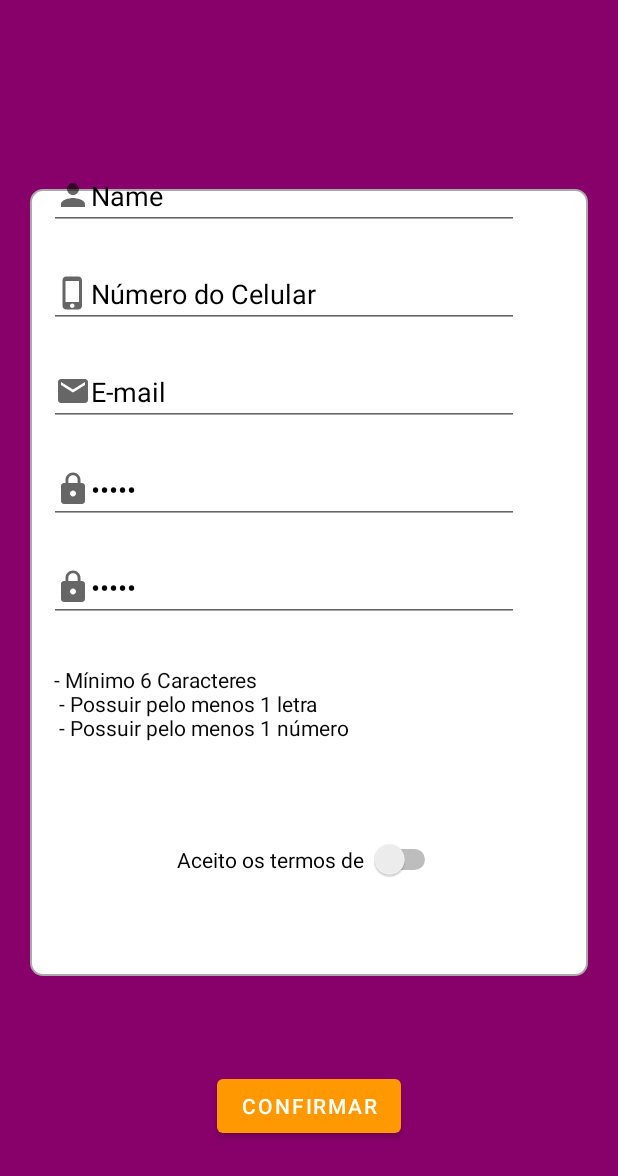
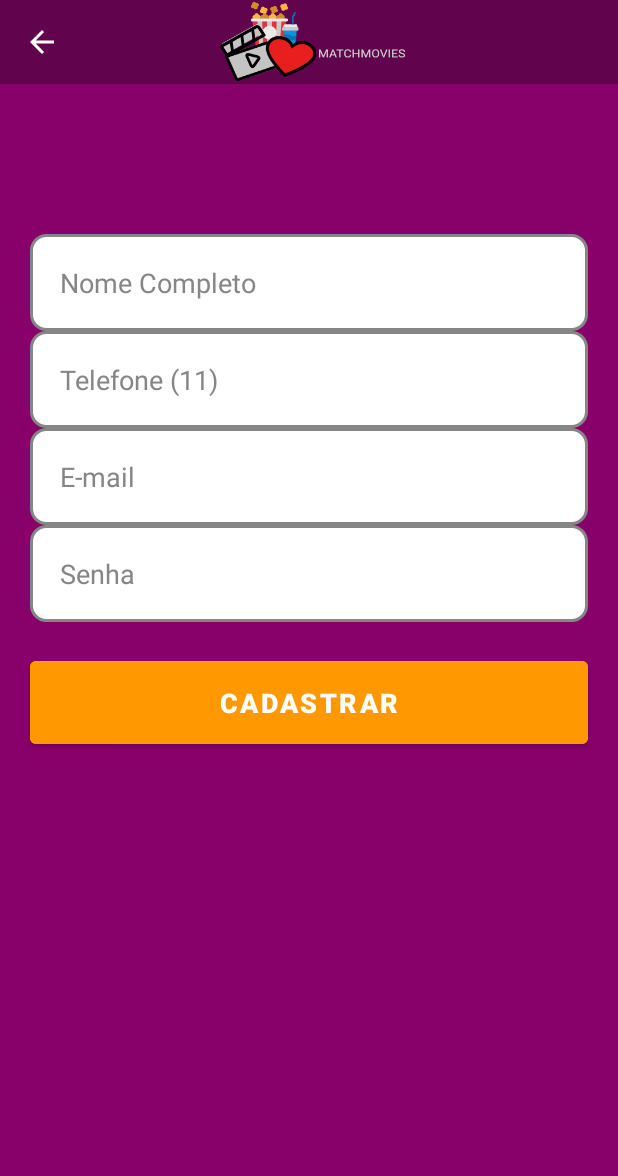
Before and after one commit to MatchMovies/Projeto, an Android app: the layout activity_main_cadastro.xml on its own in the app's theme, with its tools: preview values and no code run, on a phone screen of 412 x 824 dp. Shown: the top 1176 px of the screen. Run offline under Robolectric (Android 15) with nearby library versions, the phone set to English and light mode, and no system bars.

Commit message:
Mudança da tela cadastro e Login

```diff
--- a/app/build.gradle
+++ b/app/build.gradle
@@ -29,6 +29,9 @@ android {
     }
     kotlinOptions {
         jvmTarget = '1.8'
+    }
+    buildFeatures{
+        viewBinding true
     }
 }
 
--- a/app/src/main/java/com/br/matchmovies/fragments/ProfileFragment.kt
+++ b/app/src/main/java/com/br/matchmovies/fragments/ProfileFragment.kt
@@ -34,16 +34,16 @@ class ProfileFragment : Fragment() {
         val viewFragment = inflater.inflate(R.layout.fragment_profile, container, false)
         val viewFragmentMn = inflater.inflate(R.layout.fragment_profile, container, false)
         val view: View = inflater.inflate(R.layout.fragment_profile, container, false)
-        val btnBack = view.findViewById<View>(R.id.btn_voltar) as Button
+        //val btnBack = view.findViewById<View>(R.id.btn_voltar) as Button
         val btnEditProfile = view.findViewById<View>(R.id.btn_editarPerfil) as Button
         val btnSair = view.findViewById<View>(R.id.ib_exit) as ImageButton
 
-        btnBack.setOnClickListener {
+   /*    btnBack.setOnClickListener {
             val transition = requireActivity().supportFragmentManager.beginTransaction()
             transition.replace(R.id.fl_wrapper, HomeFragment())
             transition.addToBackStack(null)
             transition.commit()
-        }
+        }*/
 
         btnEditProfile.setOnClickListener {
             val transition = requireActivity().supportFragmentManager.beginTransaction()
--- a/app/src/main/java/com/br/matchmovies/view/LoginActivity.kt
+++ b/app/src/main/java/com/br/matchmovies/view/LoginActivity.kt
@@ -29,7 +29,6 @@ class LoginActivity : AppCompatActivity() {
             startActivity(intent)
         }
 
-
         val btnCadastro = findViewById<TextView>(R.id.btcadastrar)
         btnCadastro.setOnClickListener{
           startActivity(Intent(this, CadastroActivity::class.java))
--- /dev/null
+++ b/app/src/main/res/drawable/edit_text_cadastro.xml
@@ -0,0 +1,8 @@
+<?xml version="1.0" encoding="utf-8"?>
+<shape xmlns:android="http://schemas.android.com/apk/res/android">
+
+    <solid android:color="@color/white"/>
+    <stroke android:color="@color/grey" android:width="2dp"/>
+    <corners android:radius="10dp"/>
+
+</shape>
--- a/app/src/main/res/layout/activity_main_cadastro.xml
+++ b/app/src/main/res/layout/activity_main_cadastro.xml
@@ -1,137 +1,107 @@
 <?xml version="1.0" encoding="utf-8"?>
-<androidx.constraintlayout.widget.ConstraintLayout xmlns:android="http://schemas.android.com/apk/res/android"
+<LinearLayout
+    xmlns:android="http://schemas.android.com/apk/res/android"
     xmlns:app="http://schemas.android.com/apk/res-auto"
     xmlns:tools="http://schemas.android.com/tools"
     android:layout_width="match_parent"
     android:layout_height="match_parent"
-    android:layout_marginStart="20dp"
-    android:layout_marginLeft="20dp"
-    android:layout_marginEnd="20dp"
-    android:layout_marginRight="20dp">
+    android:orientation="vertical">
+
+    <androidx.appcompat.widget.Toolbar
+        android:id="@+id/toolbarCadastro"
+        android:layout_width="match_parent"
+        android:layout_height="wrap_content"
+        android:background="@color/purple_900"
+        android:foreground="@drawable/ic_logo_horizontal"
+        app:navigationIcon="@drawable/ic_baseline_arrow_back_24"
+        android:foregroundGravity="center"
+        app:layout_constraintTop_toTopOf="parent"
+        app:layout_constraintStart_toStartOf="parent"
+        app:layout_constraintEnd_toEndOf="parent" />
+    <Space
+        android:layout_width="match_parent"
+        android:layout_height="100dp"/>
 
     <EditText
-        android:id="@+id/editcaixa"
+        android:id="@+id/edit_nome"
         android:layout_width="match_parent"
         android:layout_height="wrap_content"
-        android:background="@drawable/bg_edit_text"
-        android:ems="200"
-        android:inputType="textPersonName"
-        android:padding="250dp"
-        app:layout_constraintBottom_toBottomOf="parent"
-        app:layout_constraintEnd_toEndOf="parent"
-        app:layout_constraintHorizontal_bias="1.0"
-        app:layout_constraintStart_toStartOf="parent"
-        app:layout_constraintTop_toTopOf="parent"
-        app:layout_constraintVertical_bias="0.422" />
+        android:layout_marginStart="20dp"
+        android:layout_marginEnd="20dp"
+        android:layout_marginTop="-0dp"
+        android:hint="Nome Completo"
+        android:background="@drawable/edit_text_cadastro"
+        android:padding="20dp"
+        android:textColor="@color/teal_200"
+        android:textColorHint="@color/grey"
+        android:textSize="18sp"
+        android:maxLines="1"
+        android:inputType="textPersonName"/>
 
     <EditText
-        android:id="@+id/editTextTextPersonName2"
+        android:id="@+id/edit_numerotelefone"
+        android:layout_width="match_parent"
+        android:layout_height="wrap_content"
+        android:layout_marginStart="20dp"
+        android:layout_marginEnd="20dp"
+        android:layout_marginTop="-0dp"
+        android:hint="Telefone (11)"
+        android:background="@drawable/edit_text_cadastro"
+        android:padding="20dp"
+        android:textColor="@color/teal_200"
+        android:textColorHint="@color/grey"
+        android:textSize="18sp"
+        android:maxLines="1"
+        android:inputType="phone"/>
+    <EditText
+        android:id="@+id/edit_email"
+        android:layout_width="match_parent"
+        android:layout_height="wrap_content"
+        android:layout_marginStart="20dp"
+        android:layout_marginEnd="20dp"
+        android:layout_marginTop="-0dp"
+        android:hint="E-mail"
+        android:background="@drawable/edit_text_cadastro"
+        android:padding="20dp"
+        android:textColor="@color/teal_200"
+        android:textColorHint="@color/grey"
+        android:textSize="18sp"
+        android:maxLines="1"
+        android:inputType="textEmailAddress"/>
+    <EditText
+        android:id="@+id/edit_senha"
+        android:layout_width="match_parent"
+        android:layout_height="wrap_content"
+        android:layout_marginStart="20dp"
+        android:layout_marginEnd="20dp"
+        android:layout_marginTop="-0dp"
+        android:hint="Senha"
+        android:background="@drawable/edit_text_cadastro"
+        android:padding="20dp"
+        android:textColor="@color/teal_200"
+        android:textColorHint="@color/grey"
+        android:textSize="18sp"
+        android:maxLines="1"
+        android:inputType="textPassword"/>
+
+    <Button
+        android:id="@+id/btcadastro"
+        android:layout_width="match_parent"
+        android:layout_height="wrap_content"
+        android:text="CADASTRAR"
+        android:textSize="18sp"
+        android:textStyle="bold"
+        android:backgroundTint="@color/yellow"
+        android:padding="15dp"
+        android:layout_margin="20dp"/>
+    <TextView
+        android:id="@+id/mensagem_erro"
         android:layout_width="wrap_content"
         android:layout_height="wrap_content"
-        android:layout_marginTop="108dp"
-        android:drawableLeft="@drawable/ic_baseline_person_24"
-        android:ems="10"
-        android:inputType="textPersonName"
-        android:lineSpacingExtra="10dp"
-        android:text="Name"
-        app:layout_constraintEnd_toEndOf="parent"
-        app:layout_constraintHorizontal_bias="0.211"
-        app:layout_constraintStart_toStartOf="parent"
-        app:layout_constraintTop_toTopOf="parent" />
+        android:text=""
+        android:textColor="@color/red"
+        android:textSize="18sp"
+        android:textStyle="bold"
+        android:layout_gravity="center"/>
 
-    <EditText
-        android:id="@+id/editTextTextPersonName3"
-        android:layout_width="wrap_content"
-        android:layout_height="wrap_content"
-        android:layout_marginTop="20dp"
-        android:drawableLeft="@drawable/ic_baseline_phone_iphone_24"
-        android:ems="10"
-        android:inputType="phone"
-        android:lineSpacingExtra="10dp"
-        android:text="Número do Celular"
-        app:layout_constraintEnd_toEndOf="parent"
-        app:layout_constraintHorizontal_bias="0.211"
-        app:layout_constraintStart_toStartOf="parent"
-        app:layout_constraintTop_toBottomOf="@+id/editTextTextPersonName2" />
-
-    <EditText
-        android:id="@+id/editTextTextPersonName4"
-        android:layout_width="wrap_content"
-        android:layout_height="wrap_content"
-        android:layout_marginTop="20dp"
-        android:drawableLeft="@drawable/ic_baseline_email_24"
-        android:ems="10"
-        android:inputType="textEmailAddress"
-        android:lineSpacingExtra="10dp"
-        android:text="E-mail"
-        app:layout_constraintEnd_toEndOf="parent"
-        app:layout_constraintHorizontal_bias="0.211"
-        app:layout_constraintStart_toStartOf="parent"
-        app:layout_constraintTop_toBottomOf="@+id/editTextTextPersonName3" />
-
-    <EditText
-        android:id="@+id/editTextTextPersonName5"
-        android:layout_width="wrap_content"
-        android:layout_height="wrap_content"
-        android:layout_marginTop="20dp"
-        android:drawableLeft="@drawable/ic_baseline_lock_24"
-        android:ems="10"
-        android:inputType="textPassword"
-        android:lineSpacingExtra="10dp"
-        android:text="Senha"
-        app:layout_constraintEnd_toEndOf="parent"
-        app:layout_constraintHorizontal_bias="0.211"
-        app:layout_constraintStart_toStartOf="parent"
-        app:layout_constraintTop_toBottomOf="@+id/editTextTextPersonName4" />
-
-    <EditText
-        android:id="@+id/editTextTextPersonName6"
-        android:layout_width="wrap_content"
-        android:layout_height="wrap_content"
-        android:layout_marginTop="20dp"
-        android:drawableLeft="@drawable/ic_baseline_lock_24"
-        android:ems="10"
-        android:inputType="textPassword"
-        android:lineSpacingExtra="10dp"
-        android:text="Senha"
-        app:layout_constraintEnd_toEndOf="parent"
-        app:layout_constraintHorizontal_bias="0.211"
-        app:layout_constraintStart_toStartOf="parent"
-        app:layout_constraintTop_toBottomOf="@+id/editTextTextPersonName5" />
-
-    <Button
-        android:id="@+id/button"
-        android:layout_width="wrap_content"
-        android:layout_height="wrap_content"
-        android:text="Confirmar"
-        app:backgroundTint="#FF9801"
-        app:layout_constraintBottom_toBottomOf="parent"
-        app:layout_constraintEnd_toEndOf="parent"
-        app:layout_constraintStart_toStartOf="parent"
-        app:layout_constraintTop_toBottomOf="@+id/editcaixa" />
-
-    <TextView
-        android:id="@+id/textView"
-        android:layout_width="wrap_content"
-        android:layout_height="wrap_content"
-        android:text="- Mínimo 6 Caracteres\n - Possuir pelo menos 1 letra\n - Possuir pelo menos 1 número"
-        android:textColor="#090808"
-        app:layout_constraintBottom_toBottomOf="@+id/editcaixa"
-        app:layout_constraintEnd_toEndOf="parent"
-        app:layout_constraintHorizontal_bias="0.091"
-        app:layout_constraintStart_toStartOf="parent"
-        app:layout_constraintTop_toBottomOf="@+id/editTextTextPersonName6"
-        app:layout_constraintVertical_bias="0.156" />
-
-    <Switch
-        android:id="@+id/switch1"
-        android:layout_width="wrap_content"
-        android:layout_height="wrap_content"
-        android:text="Aceito os termos de "
-        app:layout_constraintBottom_toBottomOf="@+id/editcaixa"
-        app:layout_constraintEnd_toEndOf="parent"
-        app:layout_constraintStart_toStartOf="parent"
-        app:layout_constraintTop_toBottomOf="@+id/textView" />
-
-
-</androidx.constraintlayout.widget.ConstraintLayout>
+</LinearLayout>
--- a/app/src/main/res/values/colors.xml
+++ b/app/src/main/res/values/colors.xml
@@ -12,4 +12,8 @@
     <color name="CorFundo">#88006A</color>
     <color name="CorTexto">#FFFFFF</color>
     <color name="CorTitulo">@color/black</color><!-- Cor que digita dentro da caixa de entrar. -->
+    <color name="yellow">#FF9801</color><!-- Cor que digita seu e-mail -->
+    <color name="red">#FF0000</color><!-- Cor erro do cadastro -->
+    <color name="grey">#878686</color><!-- texto cadastro -->
+
 </resources>
--- a/app/src/main/res/values/strings.xml
+++ b/app/src/main/res/values/strings.xml
@@ -3,7 +3,7 @@
     <!-- TODO: Remove or change this placeholder text -->
     <string name="hello_blank_fragment">Hello blank fragment</string>
     <string name="hello_match_fragment">Hello match fragment</string>
-    <string name="esqueceu_senha"> Não possui conta? Criar uma conta Agora</string>
+    <string name="esqueceu_senha"> Não possui conta? Criar uma conta agora</string>
     <string name="rating">Avaliação:</string>
     <string name="trailer">Trailer</string>
     <string name="match">UnMatch</string>
```
Also changed, not shown: app/src/main/java/com/br/matchmovies/view/CadastroActivity.kt (+10 -1 lines), app/src/main/res/drawable/ic_facebook.xml (added, +13 -0 lines), app/src/main/res/drawable/ic_google.xml (added, +13 -0 lines), app/src/main/res/drawable/ic_logoverticalmatchmovies.xml (added, +131 -0 lines), app/src/main/res/layout/activity_main_login.xml (+41 -39 lines), app/src/main/res/layout/activity_splash.xml (+13 -7 lines), app/src/main/res/drawable/horizontal.png (deleted).
